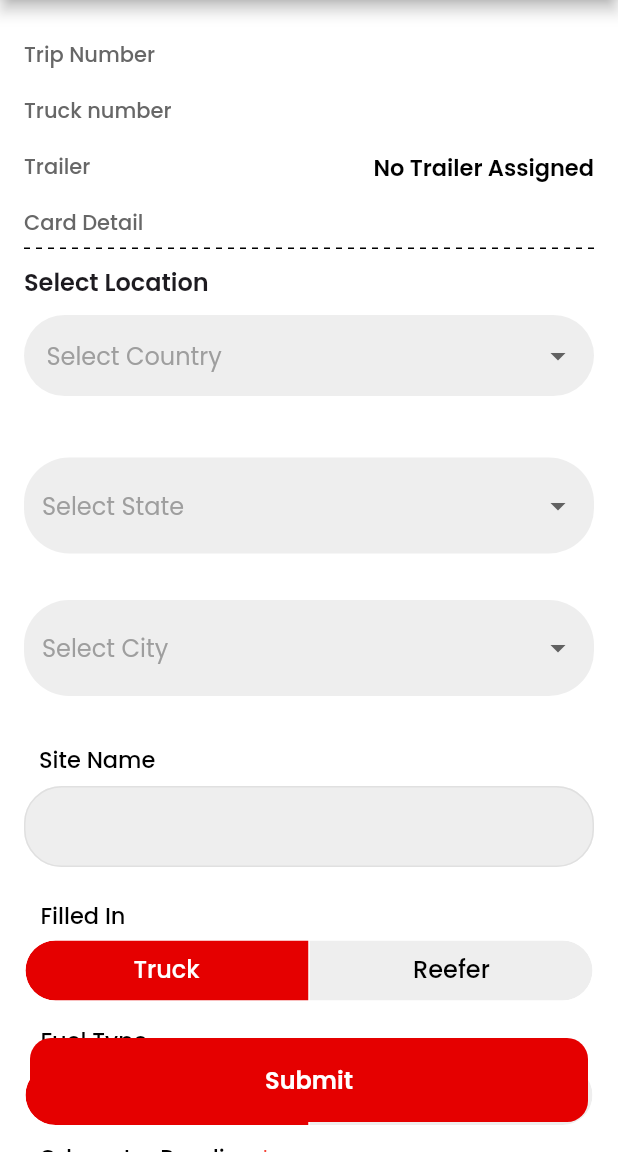
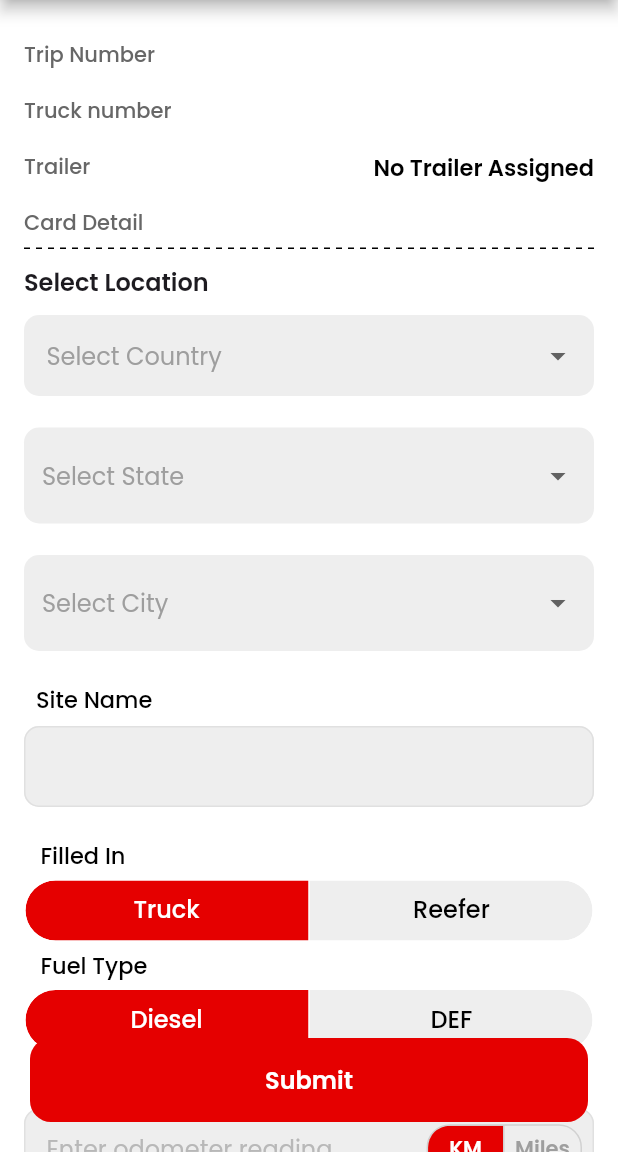
Before and after one commit to PiyushThakur077/Flying-Horse-frontend, a Flutter app: the RefuelView screen opened by its route, on a phone screen of 412 x 824 dp, the part 84-1236 px from its top. Run offline on Flutter 3.47's test engine with Material 3 defaults, Android fonts, the phone set to English and light mode, and no system bars; drawn by our look-alikes of dotted_line; our stand-ins replace connectivity_plus, flutter_typeahead, get, get_storage, google_fonts, google_maps_flutter and 1 more; accounts and stored records are empty.

Commit message:
Fixed UI Changes

```diff
--- a/lib/app/modules/refuel/views/refuel_view.dart
+++ b/lib/app/modules/refuel/views/refuel_view.dart
@@ -113,7 +113,7 @@ class RefuelView extends GetView<RefuelController> {
                         Obx(
                           () => Container(
                             width: double.infinity,
-                            height: 85,
+                            height: 75,
                             child: DropdownButtonFormField<String>(
                               value: controller.selectedCountry.value.isEmpty
                                   ? null
@@ -122,26 +122,26 @@ class RefuelView extends GetView<RefuelController> {
                                 filled: true,
                                 fillColor: const Color(0xFFEEEEEE),
                                 border: OutlineInputBorder(
-                                  borderRadius: BorderRadius.circular(30.0),
+                                  borderRadius: BorderRadius.circular(10.0),
                                   borderSide: BorderSide.none,
                                 ),
                                 enabledBorder: OutlineInputBorder(
-                                  borderRadius: BorderRadius.circular(30.0),
+                                  borderRadius: BorderRadius.circular(10.0),
                                   borderSide: BorderSide.none,
                                 ),
                                 focusedBorder: OutlineInputBorder(
-                                  borderRadius: BorderRadius.circular(30.0),
+                                  borderRadius: BorderRadius.circular(10.0),
                                   borderSide: BorderSide.none,
                                 ),
                                 errorBorder: OutlineInputBorder(
-                                  borderRadius: BorderRadius.circular(30.0),
+                                  borderRadius: BorderRadius.circular(10.0),
                                   borderSide: const BorderSide(
                                     color: Colors
                                         .red, // Red border for error state
                                   ),
                                 ),
                                 focusedErrorBorder: OutlineInputBorder(
-                                  borderRadius: BorderRadius.circular(30.0),
+                                  borderRadius: BorderRadius.circular(10.0),
                                   borderSide: const BorderSide(
                                     color: Colors
                                         .red, // Red border for focused error state
@@ -184,7 +184,7 @@ class RefuelView extends GetView<RefuelController> {
                             ),
                           ),
                         ),
-                        SizedBox(height: 10),
+                        // SizedBox(height: 10),
                         Obx(
                           () => Stack(
                             children: [
@@ -205,29 +205,29 @@ class RefuelView extends GetView<RefuelController> {
                                       fillColor: const Color(0xFFEEEEEE),
                                       border: OutlineInputBorder(
                                         borderRadius:
-                                            BorderRadius.circular(30.0),
+                                            BorderRadius.circular(10.0),
                                         borderSide: BorderSide.none,
                                       ),
                                       enabledBorder: OutlineInputBorder(
                                         borderRadius:
-                                            BorderRadius.circular(30.0),
+                                            BorderRadius.circular(10.0),
                                         borderSide: BorderSide.none,
                                       ),
                                       focusedBorder: OutlineInputBorder(
                                         borderRadius:
-                                            BorderRadius.circular(30.0),
+                                            BorderRadius.circular(10.0),
                                         borderSide: BorderSide.none,
                                       ),
                                       errorBorder: OutlineInputBorder(
                                         borderRadius:
-                                            BorderRadius.circular(30.0),
+                                            BorderRadius.circular(10.0),
                                         borderSide: const BorderSide(
                                           color: Colors.red,
                                         ),
                                       ),
                                       focusedErrorBorder: OutlineInputBorder(
                                         borderRadius:
-                                            BorderRadius.circular(30.0),
+                                            BorderRadius.circular(10.0),
                                         borderSide: const BorderSide(
                                           color: Colors.red,
                                         ),
@@ -295,7 +295,7 @@ class RefuelView extends GetView<RefuelController> {
                             ],
                           ),
                         ),
-                        SizedBox(height: 10),
+                        // SizedBox(height: 10),
                         Obx(() => Container(
                               width: double.infinity,
                               height: 85,
@@ -308,26 +308,26 @@ class RefuelView extends GetView<RefuelController> {
                                   filled: true,
                                   fillColor: const Color(0xFFEEEEEE),
                                   border: OutlineInputBorder(
-                                    borderRadius: BorderRadius.circular(30.0),
+                                    borderRadius: BorderRadius.circular(10.0),
                                     borderSide: BorderSide.none,
                                   ),
                                   enabledBorder: OutlineInputBorder(
-                                    borderRadius: BorderRadius.circular(30.0),
+                                    borderRadius: BorderRadius.circular(10.0),
                                     borderSide: BorderSide.none,
                                   ),
                                   focusedBorder: OutlineInputBorder(
-                                    borderRadius: BorderRadius.circular(30.0),
+                                    borderRadius: BorderRadius.circular(10.0),
                                     borderSide: BorderSide.none,
                                   ),
                                   errorBorder: OutlineInputBorder(
-                                    borderRadius: BorderRadius.circular(30.0),
+                                    borderRadius: BorderRadius.circular(10.0),
                                     borderSide: const BorderSide(
                                       color: Colors
                                           .red, // Red border when there's an error
                                     ),
                                   ),
                                   focusedErrorBorder: OutlineInputBorder(
-                                    borderRadius: BorderRadius.circular(30.0),
+                                    borderRadius: BorderRadius.circular(10.0),
                                     borderSide: const BorderSide(
                                       color: Colors
                                           .red, // Red border when focused and there's an error
@@ -371,7 +371,7 @@ class RefuelView extends GetView<RefuelController> {
                       ],
                     ),
                   ),
-                  const SizedBox(height: 10),
+                  // const SizedBox(height: 10),
                   CommonTextInput(
                     labelText: 'Site Name',
                     hintText: '',
@@ -442,7 +442,7 @@ class RefuelView extends GetView<RefuelController> {
                           },
                         ),
                       )),
-                  const SizedBox(height: 10),
+                  // const SizedBox(height: 10),
                   Column(
                     crossAxisAlignment: CrossAxisAlignment.start,
                     children: [
@@ -597,7 +597,7 @@ class RefuelView extends GetView<RefuelController> {
                           // readOnly: true,
                         ),
                       ),
-                      const SizedBox(height: 10),
+                      // const SizedBox(height: 10),
                       Obx(
                         () => CommonTextInput(
                           labelText: 'Fuel Quantity',
@@ -627,7 +627,7 @@ class RefuelView extends GetView<RefuelController> {
                           readOnly: true,
                         ),
                       ),
-                      const SizedBox(height: 10),
+                      // const SizedBox(height: 10),
                       CommonTextInput(
                         labelText: 'Receipt Number',
                         hintText: 'Enter receipt number here',
@@ -637,7 +637,7 @@ class RefuelView extends GetView<RefuelController> {
                         validator: (value) =>
                             controller.validateReceiptNumber(value ?? ''),
                       ),
-                      const SizedBox(height: 10),
+                      // const SizedBox(height: 10),
                       Obx(() => controller.selectedFuelType.value != 'def'
                           ? Column(
                               children: [
@@ -654,7 +654,7 @@ class RefuelView extends GetView<RefuelController> {
                               ],
                             )
                           : const SizedBox.shrink()),
-                      const SizedBox(height: 100),
+                      const SizedBox(height: 50),
                     ],
                   ),
                 ],
--- a/lib/app/widgets/common_text_input.dart
+++ b/lib/app/widgets/common_text_input.dart
@@ -78,7 +78,7 @@ class _CommonTextInputState extends State<CommonTextInput> {
       crossAxisAlignment: CrossAxisAlignment.start,
       children: [
         Padding(
-          padding: EdgeInsets.symmetric(horizontal: 10),
+          padding: EdgeInsets.symmetric(horizontal: 8),
           child: RichText(
             text: TextSpan(
               text: widget.labelText,
@@ -113,29 +113,33 @@ class _CommonTextInputState extends State<CommonTextInput> {
               filled: true,
               fillColor: const Color(0xFFEEEEEE),
               border: OutlineInputBorder(
-                borderRadius: BorderRadius.circular(25.0),
+                borderRadius: BorderRadius.circular(10.0),
                 borderSide: BorderSide.none,
               ),
               enabledBorder: OutlineInputBorder(
-                borderRadius: BorderRadius.circular(25.0),
+                               borderRadius: BorderRadius.circular(10.0),
+
                 borderSide: BorderSide(
                   color: _showErrorBorder ? Colors.red : Colors.grey.shade300,
                 ),
               ),
               focusedBorder: OutlineInputBorder(
-                borderRadius: BorderRadius.circular(25.0),
+                               borderRadius: BorderRadius.circular(10.0),
+
                 borderSide: BorderSide(
                   color: _showErrorBorder ? Colors.red : Colors.grey.shade300,
                 ),
               ),
               errorBorder: OutlineInputBorder(
-                borderRadius: BorderRadius.circular(25.0),
+                                borderRadius: BorderRadius.circular(10.0),
+
                 borderSide: BorderSide(
                   color: Colors.red, // Red border for error state
                 ),
               ),
               focusedErrorBorder: OutlineInputBorder(
-                borderRadius: BorderRadius.circular(25.0),
+                                borderRadius: BorderRadius.circular(10.0),
+
                 borderSide: BorderSide(
                   color: Colors.red, // Red border for focused error state
                 ),
@@ -144,7 +148,7 @@ class _CommonTextInputState extends State<CommonTextInput> {
               hintStyle: const TextStyle(color: Color(0xFFB8B8B8)),
               contentPadding: const EdgeInsets.symmetric(
                 vertical: 15.0,
-                horizontal: 20.0,
+                horizontal: 15.0,
               ),
               suffixIcon: widget.showSegmentedTabs && widget.segments != null
                   ? Padding(
```
